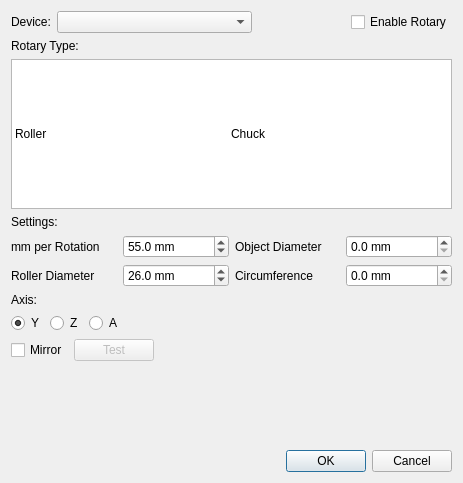
First picture: the form in src/windows/rotary_setup.ui, repository flux3dp/swiftray, before the edit.
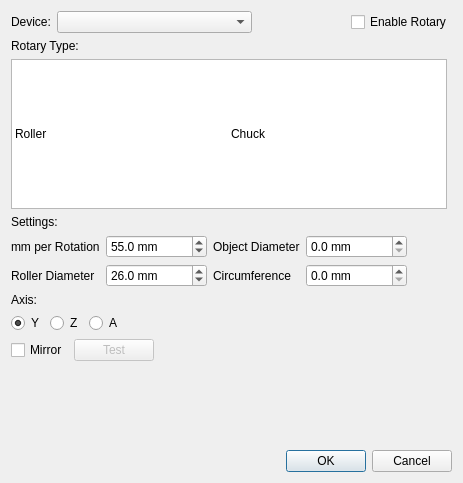
Second picture: the form after the edit. Icons and pictures are not drawn.

Commit message: Fix rotary type UI width

Patch:
```diff
--- a/src/windows/rotary_setup.ui
+++ b/src/windows/rotary_setup.ui
@@ -59,14 +59,14 @@
      <item>
       <widget class="QListWidget" name="typeList">
        <property name="sizePolicy">
-        <sizepolicy hsizetype="Preferred" vsizetype="Fixed">
+        <sizepolicy hsizetype="Fixed" vsizetype="Fixed">
          <horstretch>0</horstretch>
          <verstretch>0</verstretch>
         </sizepolicy>
        </property>
        <property name="minimumSize">
         <size>
-         <width>302</width>
+         <width>436</width>
          <height>150</height>
         </size>
        </property>
@@ -129,6 +129,19 @@
        </item>
       </widget>
      </item>
+     <item>
+      <spacer name="horizontalSpacer_3">
+       <property name="orientation">
+        <enum>Qt::Horizontal</enum>
+       </property>
+       <property name="sizeHint" stdset="0">
+        <size>
+         <width>40</width>
+         <height>20</height>
+        </size>
+       </property>
+      </spacer>
+     </item>
     </layout>
    </item>
    <item>
@@ -241,6 +254,19 @@
        </property>
       </widget>
      </item>
+     <item row="2" column="4">
+      <spacer name="horizontalSpacer_4">
+       <property name="orientation">
+        <enum>Qt::Horizontal</enum>
+       </property>
+       <property name="sizeHint" stdset="0">
+        <size>
+         <width>40</width>
+         <height>20</height>
+        </size>
+       </property>
+      </spacer>
+     </item>
     </layout>
    </item>
    <item>
```
Left out of the diff: 42 changed lines with no effect on the pictures.
